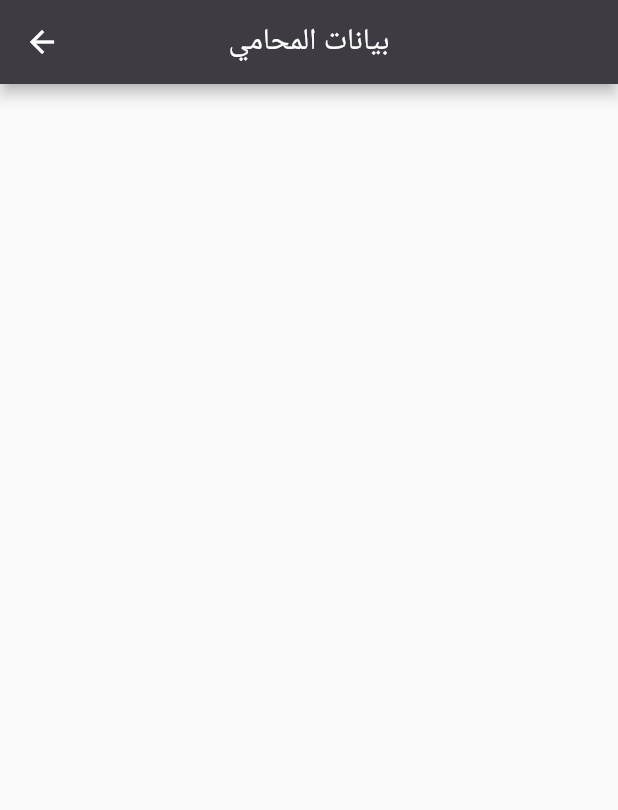
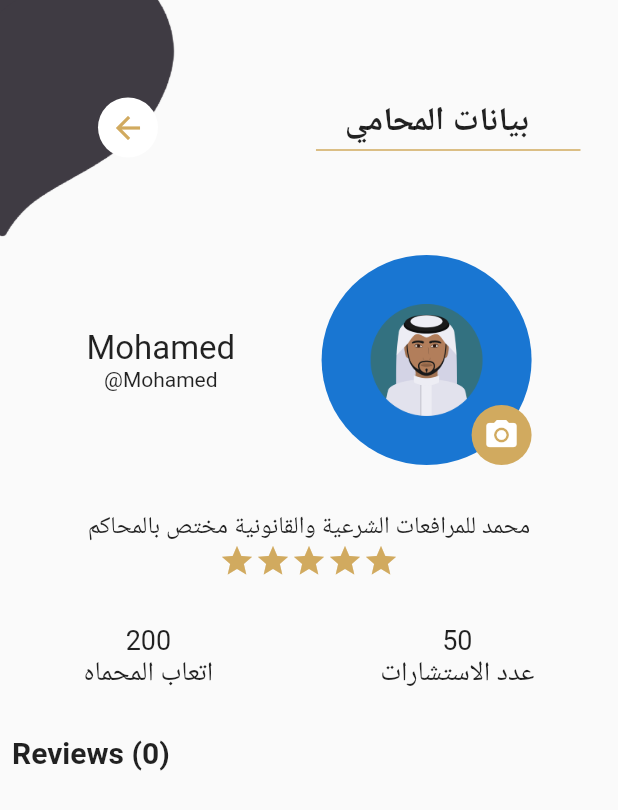
Before and after one commit to EbrahimMShaaban/rights_project, a Flutter app: the Userdetails screen opened directly, on a phone screen of 412 x 824 dp. Shown: the top 810 px of the screen. Run offline on Flutter 3.47's test engine with Material 2 defaults, Android fonts, the phone set to English and light mode, and no system bars.

Commit message:
تعديل بيانات المحامي

```diff
--- a/lib/screens/admin_sceen/users_screen/user_details.dart
+++ b/lib/screens/admin_sceen/users_screen/user_details.dart
@@ -1,14 +1,171 @@
+import 'package:flutter/cupertino.dart';
 import 'package:flutter/material.dart';
+
 class Userdetails extends StatelessWidget {
   const Userdetails({Key? key}) : super(key: key);
 
   @override
   Widget build(BuildContext context) {
-    return Scaffold(
-        appBar: AppBar(backgroundColor: Color(0xff3f3b43)
-          ,centerTitle: true,
-          title: Text('بيانات المحامي'),
+    return SafeArea(
+      child: Scaffold(
+        // appBar: AppBar(backgroundColor: Color(0xff3f3b43)
+        //   ,centerTitle: true,
+        //   title: Text('بيانات المحامي'),
+        // ),
+        body: Column(
+          crossAxisAlignment: CrossAxisAlignment.start,
+          children: [
+            Row(
+              children: [
+                Stack(
+                  alignment: AlignmentDirectional.center,
+                  children: [
+                    const Image(
+                      image: AssetImage('images/curve.png'),
+                      height: 170,
+                    ),
+                    CircleAvatar(
+                        backgroundColor: Colors.white,
+                        child: IconButton(
+                          onPressed: () {
+                            Navigator.pop(context);
+                          },
+                          icon: const Icon(Icons.arrow_back_outlined),
+                          color: const Color(0xffd1aa5f),
+                        )),
+                  ],
+                ),
+                Expanded(
+                  child: Column(
+                    children: const [
+                      Text(
+                        'بيانات المحامي',
+                        style: TextStyle(
+                          fontSize: 22,
+                          fontWeight: FontWeight.bold,
+                        ),
+                      ),
+                      Divider(
+                        height: 10,
+                        thickness: 1,
+                        endIndent: 25,
+                        indent: 40,
+                        color: Color(0xffd1aa5f),
+                      ),
+                    ],
+                  ),
+                ),
+              ],
+            ),
+            Row(
+              mainAxisAlignment: MainAxisAlignment.spaceEvenly,
+              children: [
+                Column(
+                  children: const [
+                    Text(
+                      'Mohamed',
+                      style: TextStyle(fontSize: 22),
+                    ),
+                    Text('@Mohamed'),
+                  ],
+                ),
+                Stack(
+                  alignment: AlignmentDirectional.bottomEnd,
+                  children: [
+                    const CircleAvatar(
+                      radius: 70,
+                      child: Image(
+                        image: AssetImage(
+                          'images/profile.png',
+                        ),
+                      ),
+                    ),
+                    CircleAvatar(
+                      backgroundColor: const Color(0xffd1aa5f),
+                      child: IconButton(
+                          onPressed: () {},
+                          icon: const Icon(Icons.camera_alt),color: Colors.white,),
+                    )
+                  ],
+                ),
+              ],
+            ),
+            const SizedBox(
+              height: 30,
+            ),
+            const Center(
+              child:  Text(
+                'محمد للمرافعات الشرعية والقانونية مختص بالمحاكم',
+                style: TextStyle(
+                  fontSize: 16,
+                ),
+              ),
+            ),
+            Row(
+              mainAxisAlignment: MainAxisAlignment.center,
+              children: const [
+                Icon(
+                  Icons.star,
+                  color: Color(0xffd1aa5f),
+                ),
+                Icon(
+                  Icons.star,
+                  color: Color(0xffd1aa5f),
+                ),
+                Icon(
+                  Icons.star,
+                  color: Color(0xffd1aa5f),
+                ),
+                Icon(
+                  Icons.star,
+                  color: Color(0xffd1aa5f),
+                ),
+                Icon(
+                  Icons.star,
+                  color: Color(0xffd1aa5f),
+                ),
+              ],
+            ),
+            const SizedBox(
+              height: 30,
+            ),
+            Row(
+              mainAxisAlignment: MainAxisAlignment.spaceAround,
+              children: [
+                Column(
+                  children: const [
+                    Text(
+                      '200',
+                      style: TextStyle(fontSize: 18),
+                    ),
+                    Text(
+                      'اتعاب المحماه',
+                      style: TextStyle(fontSize: 18),
+                    ),
+                  ],
+                ),
+                Column(
+                  children: const [
+                    Text(
+                      '50',
+                      style: TextStyle(fontSize: 18),
+                    ),
+                    Text(
+                      'عدد الاستشارات',
+                      style: TextStyle(fontSize: 18),
+                    ),
+                  ],
+                ),
+              ],
+            ),
+           const SizedBox(height: 20,),
+           const Padding(
+              padding:  EdgeInsets.all(8.0),
+              child:  Text('Reviews (0)',style: TextStyle(fontSize: 20,fontWeight: FontWeight.bold),),
+            )
+          ],
         ),
+      ),
     );
   }
 }
--- a/pubspec.yaml
+++ b/pubspec.yaml
@@ -61,6 +61,8 @@ flutter:
   assets:
    - images/
    - images/curve.png
+   - images/profile.png
+   - images/stars.png
   #   - images/a_dot_ham.jpeg
 
   # An image asset can refer to one or more resolution-specific "variants", see
```
Also changed, not shown: images/profile.png (added), images/stars.png (added).
